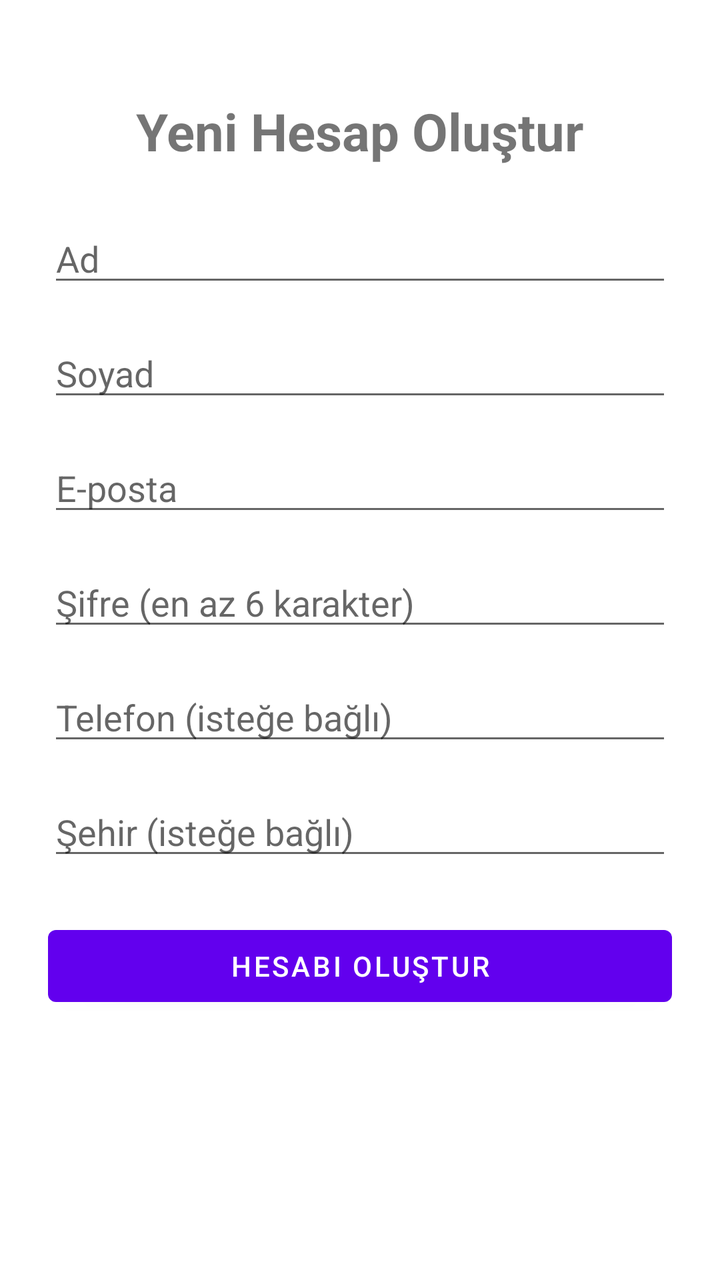
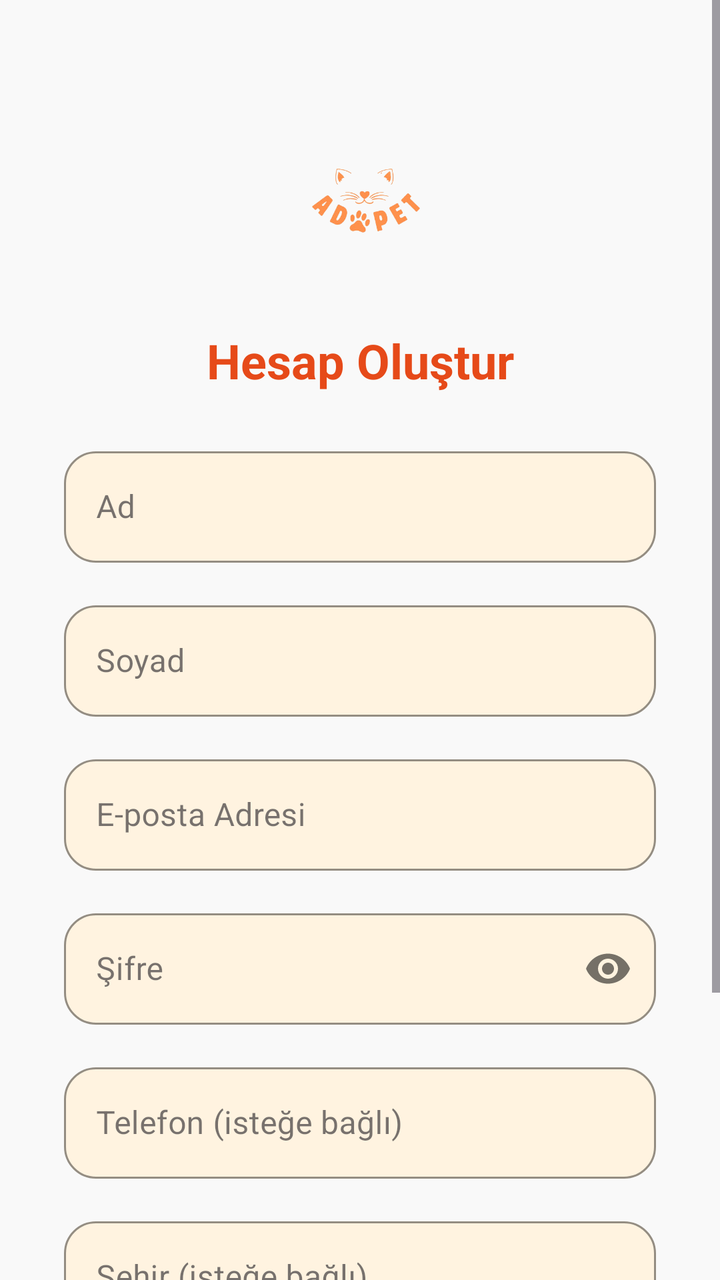

Compare the two renders of this Android layout. The source of the first and the diff that turns it into the second are given below.
<!-- AndroidManifest.xml: application theme Theme.Adopet -->
<!-- res/layout/activity_register.xml -->
<?xml version="1.0" encoding="utf-8"?>
<ScrollView xmlns:android="http://schemas.android.com/apk/res/android"
    xmlns:app="http://schemas.android.com/apk/res-auto"
    xmlns:tools="http://schemas.android.com/tools"
    android:layout_width="match_parent"
    android:layout_height="match_parent"
    tools:context=".RegisterActivity">

    <androidx.constraintlayout.widget.ConstraintLayout
        android:layout_width="match_parent"
        android:layout_height="wrap_content"
        android:padding="24dp">

        <TextView
            android:id="@+id/txtTitle"
            android:layout_width="wrap_content"
            android:layout_height="wrap_content"
            android:text="Yeni Hesap Oluştur"
            android:textSize="26sp"
            android:textStyle="bold"
            app:layout_constraintTop_toTopOf="parent"
            app:layout_constraintStart_toStartOf="parent"
            app:layout_constraintEnd_toEndOf="parent"
            android:layout_marginTop="24dp" />

        <EditText
            android:id="@+id/etName"
            android:layout_width="0dp"
            android:layout_height="wrap_content"
            android:hint="Ad"
            android:inputType="textPersonName"
            app:layout_constraintTop_toBottomOf="@+id/txtTitle"
            app:layout_constraintStart_toStartOf="parent"
            app:layout_constraintEnd_toEndOf="parent"
            android:layout_marginTop="24dp" />

        <EditText
            android:id="@+id/etSurname"
            android:layout_width="0dp"
            android:layout_height="wrap_content"
            android:hint="Soyad"
            android:inputType="textPersonName"
            app:layout_constraintTop_toBottomOf="@+id/etName"
            app:layout_constraintStart_toStartOf="parent"
            app:layout_constraintEnd_toEndOf="parent"
            android:layout_marginTop="16dp" />

        <EditText
            android:id="@+id/etEmail"
            android:layout_width="0dp"
            android:layout_height="wrap_content"
            android:hint="E-posta"
            android:inputType="textEmailAddress"
            app:layout_constraintTop_toBottomOf="@+id/etSurname"
            app:layout_constraintStart_toStartOf="parent"
            app:layout_constraintEnd_toEndOf="parent"
            android:layout_marginTop="16dp" />

        <EditText
            android:id="@+id/etPassword"
            android:layout_width="0dp"
            android:layout_height="wrap_content"
            android:hint="Şifre (en az 6 karakter)"
            android:inputType="textPassword"
            app:layout_constraintTop_toBottomOf="@+id/etEmail"
            app:layout_constraintStart_toStartOf="parent"
            app:layout_constraintEnd_toEndOf="parent"
            android:layout_marginTop="16dp" />
        
        <EditText
            android:id="@+id/etPhone"
            android:layout_width="0dp"
            android:layout_height="wrap_content"
            android:hint="Telefon (isteğe bağlı)"
            android:inputType="phone"
            app:layout_constraintTop_toBottomOf="@+id/etPassword"
            app:layout_constraintStart_toStartOf="parent"
            app:layout_constraintEnd_toEndOf="parent"
            android:layout_marginTop="16dp" />

        <EditText
            android:id="@+id/etCity"
            android:layout_width="0dp"
            android:layout_height="wrap_content"
            android:hint="Şehir (isteğe bağlı)"
            android:inputType="textCapWords"
            app:layout_constraintTop_toBottomOf="@+id/etPhone"
            app:layout_constraintStart_toStartOf="parent"
            app:layout_constraintEnd_toEndOf="parent"
            android:layout_marginTop="16dp" />

        <Button
            android:id="@+id/btnRegister"
            android:layout_width="0dp"
            android:layout_height="wrap_content"
            android:text="Hesabı Oluştur"
            app:layout_constraintTop_toBottomOf="@+id/etCity"
            app:layout_constraintStart_toStartOf="parent"
            app:layout_constraintEnd_toEndOf="parent"
            android:layout_marginTop="24dp" />

    </androidx.constraintlayout.widget.ConstraintLayout>
</ScrollView>
<!-- resources referenced by this layout -->
<resources>
  <style name="Theme.Adopet" parent="Theme.MaterialComponents.DayNight.DarkActionBar">
          
          <item name="colorPrimary">@color/purple_500</item>
          <item name="colorPrimaryVariant">@color/purple_700</item>
          <item name="colorOnPrimary">@color/white</item>
          
          <item name="colorSecondary">@color/teal_200</item>
          <item name="colorSecondaryVariant">@color/teal_700</item>
          <item name="colorOnSecondary">@color/black</item>
          
          <item name="android:statusBarColor">?attr/colorPrimaryVariant</item>
          
      </style>
  <color name="purple_500">#FF6200EE</color>
  <color name="purple_700">#FF3700B3</color>
  <color name="white">#FFFFFFFF</color>
  <color name="teal_200">#FF03DAC5</color>
  <color name="teal_700">#FF018786</color>
  <color name="black">#FF000000</color>
</resources>

<!-- the commit's change to res/layout/activity_register.xml (unified diff, before → after) -->
@@ -4,100 +4,232 @@
     xmlns:tools="http://schemas.android.com/tools"
     android:layout_width="match_parent"
     android:layout_height="match_parent"
+    android:background="#F9F9F9"
+    android:fillViewport="true"
     tools:context=".RegisterActivity">
 
     <androidx.constraintlayout.widget.ConstraintLayout
         android:layout_width="match_parent"
         android:layout_height="wrap_content"
-        android:padding="24dp">
+        android:paddingBottom="32dp">
+
+        <ImageView
+            android:id="@+id/imgLogo"
+            android:layout_width="100dp"
+            android:layout_height="wrap_content"
+            android:layout_marginTop="48dp"
+            android:adjustViewBounds="true"
+            android:src="@drawable/logo_adopet"
+            app:layout_constraintEnd_toEndOf="parent"
+            app:layout_constraintStart_toStartOf="parent"
+            app:layout_constraintTop_toTopOf="parent" />
 
         <TextView
-            android:id="@+id/txtTitle"
+            android:id="@+id/tvRegisterPrompt"
             android:layout_width="wrap_content"
             android:layout_height="wrap_content"
-            android:text="Yeni Hesap Oluştur"
-            android:textSize="26sp"
+            android:layout_marginTop="16dp"
+            android:text="Hesap Oluştur"
+            android:textColor="@color/yanRenk"
+            android:textSize="24sp"
             android:textStyle="bold"
-            app:layout_constraintTop_toTopOf="parent"
-            app:layout_constraintStart_toStartOf="parent"
-            app:layout_constraintEnd_toEndOf="parent"
-            android:layout_marginTop="24dp" />
-
-        <EditText
-            android:id="@+id/etName"
-            android:layout_width="0dp"
-            android:layout_height="wrap_content"
+            app:layout_constraintEnd_toEndOf="parent"
+            app:layout_constraintStart_toStartOf="parent"
+            app:layout_constraintTop_toBottomOf="@+id/imgLogo" />
+
+        <com.google.android.material.textfield.TextInputLayout
+            android:id="@+id/tilName"
+            style="@style/Widget.MaterialComponents.TextInputLayout.OutlinedBox"
+            android:layout_width="0dp"
+            android:layout_height="wrap_content"
+            android:layout_marginStart="32dp"
+            android:layout_marginTop="24dp"
+            android:layout_marginEnd="32dp"
             android:hint="Ad"
-            android:inputType="textPersonName"
-            app:layout_constraintTop_toBottomOf="@+id/txtTitle"
-            app:layout_constraintStart_toStartOf="parent"
-            app:layout_constraintEnd_toEndOf="parent"
-            android:layout_marginTop="24dp" />
-
-        <EditText
-            android:id="@+id/etSurname"
-            android:layout_width="0dp"
-            android:layout_height="wrap_content"
+            app:boxBackgroundColor="#FFF3E0"
+            app:boxCornerRadiusBottomEnd="16dp"
+            app:boxCornerRadiusBottomStart="16dp"
+            app:boxCornerRadiusTopEnd="16dp"
+            app:boxCornerRadiusTopStart="16dp"
+            app:boxStrokeColor="@color/yanRenk"
+            app:hintTextColor="@color/yanRenk"
+            app:layout_constraintEnd_toEndOf="parent"
+            app:layout_constraintStart_toStartOf="parent"
+            app:layout_constraintTop_toBottomOf="@+id/tvRegisterPrompt">
+
+            <com.google.android.material.textfield.TextInputEditText
+                android:id="@+id/etName"
+                android:layout_width="match_parent"
+                android:layout_height="wrap_content" />
+
+        </com.google.android.material.textfield.TextInputLayout>
+
+        <com.google.android.material.textfield.TextInputLayout
+            android:id="@+id/tilSurname"
+            style="@style/Widget.MaterialComponents.TextInputLayout.OutlinedBox"
+            android:layout_width="0dp"
+            android:layout_height="wrap_content"
+            android:layout_marginTop="16dp"
             android:hint="Soyad"
-            android:inputType="textPersonName"
-            app:layout_constraintTop_toBottomOf="@+id/etName"
-            app:layout_constraintStart_toStartOf="parent"
-            app:layout_constraintEnd_toEndOf="parent"
-            android:layout_marginTop="16dp" />
-
-        <EditText
-            android:id="@+id/etEmail"
-            android:layout_width="0dp"
-            android:layout_height="wrap_content"
-            android:hint="E-posta"
-            android:inputType="textEmailAddress"
-            app:layout_constraintTop_toBottomOf="@+id/etSurname"
-            app:layout_constraintStart_toStartOf="parent"
-            app:layout_constraintEnd_toEndOf="parent"
-            android:layout_marginTop="16dp" />
-
-        <EditText
-            android:id="@+id/etPassword"
-            android:layout_width="0dp"
-            android:layout_height="wrap_content"
-            android:hint="Şifre (en az 6 karakter)"
-            android:inputType="textPassword"
-            app:layout_constraintTop_toBottomOf="@+id/etEmail"
-            app:layout_constraintStart_toStartOf="parent"
-            app:layout_constraintEnd_toEndOf="parent"
-            android:layout_marginTop="16dp" />
+            app:boxBackgroundColor="#FFF3E0"
+            app:boxCornerRadiusBottomEnd="16dp"
+            app:boxCornerRadiusBottomStart="16dp"
+            app:boxCornerRadiusTopEnd="16dp"
+            app:boxCornerRadiusTopStart="16dp"
+            app:boxStrokeColor="@color/yanRenk"
+            app:hintTextColor="@color/yanRenk"
+            app:layout_constraintEnd_toEndOf="@+id/tilName"
+            app:layout_constraintStart_toStartOf="@+id/tilName"
+            app:layout_constraintTop_toBottomOf="@+id/tilName">
+
+            <com.google.android.material.textfield.TextInputEditText
+                android:id="@+id/etSurname"
+                android:layout_width="match_parent"
+                android:layout_height="wrap_content" />
+
+        </com.google.android.material.textfield.TextInputLayout>
         
-        <EditText
-            android:id="@+id/etPhone"
-            android:layout_width="0dp"
-            android:layout_height="wrap_content"
+        <com.google.android.material.textfield.TextInputLayout
+            android:id="@+id/tilEmail"
+            style="@style/Widget.MaterialComponents.TextInputLayout.OutlinedBox"
+            android:layout_width="0dp"
+            android:layout_height="wrap_content"
+            android:layout_marginTop="16dp"
+            android:hint="E-posta Adresi"
+            app:boxBackgroundColor="#FFF3E0"
+            app:boxCornerRadiusBottomEnd="16dp"
+            app:boxCornerRadiusBottomStart="16dp"
+            app:boxCornerRadiusTopEnd="16dp"
+            app:boxCornerRadiusTopStart="16dp"
+            app:boxStrokeColor="@color/yanRenk"
+            app:hintTextColor="@color/yanRenk"
+            app:layout_constraintEnd_toEndOf="@+id/tilSurname"
+            app:layout_constraintStart_toStartOf="@+id/tilSurname"
+            app:layout_constraintTop_toBottomOf="@+id/tilSurname">
+
+            <com.google.android.material.textfield.TextInputEditText
+                android:id="@+id/etEmail"
+                android:layout_width="match_parent"
+                android:layout_height="wrap_content" />
+
+        </com.google.android.material.textfield.TextInputLayout>
+
+        <com.google.android.material.textfield.TextInputLayout
+            android:id="@+id/tilPassword"
+            style="@style/Widget.MaterialComponents.TextInputLayout.OutlinedBox"
+            android:layout_width="0dp"
+            android:layout_height="wrap_content"
+            android:layout_marginTop="16dp"
+            android:hint="Şifre"
+            app:boxBackgroundColor="#FFF3E0"
+            app:boxCornerRadiusBottomEnd="16dp"
+            app:boxCornerRadiusBottomStart="16dp"
+            app:boxCornerRadiusTopEnd="16dp"
+            app:boxCornerRadiusTopStart="16dp"
+            app:boxStrokeColor="@color/yanRenk"
+            app:hintTextColor="@color/yanRenk"
+            app:layout_constraintEnd_toEndOf="@+id/tilEmail"
+            app:layout_constraintStart_toStartOf="@+id/tilEmail"
+            app:layout_constraintTop_toBottomOf="@+id/tilEmail"
+            app:passwordToggleEnabled="true">
+
+            <com.google.android.material.textfield.TextInputEditText
+                android:id="@+id/etPassword"
+                android:layout_width="match_parent"
+                android:layout_height="wrap_content"
+                android:inputType="textPassword" />
+
+        </com.google.android.material.textfield.TextInputLayout>
+
+        
+        <com.google.android.material.textfield.TextInputLayout
+            android:id="@+id/tilPhone"
+            style="@style/Widget.MaterialComponents.TextInputLayout.OutlinedBox"
+            android:layout_width="0dp"
+            android:layout_height="wrap_content"
+            android:layout_marginTop="16dp"
             android:hint="Telefon (isteğe bağlı)"
-            android:inputType="phone"
-            app:layout_constraintTop_toBottomOf="@+id/etPassword"
-            app:layout_constraintStart_toStartOf="parent"
-            app:layout_constraintEnd_toEndOf="parent"
-            android:layout_marginTop="16dp" />
-
-        <EditText
-            android:id="@+id/etCity"
-            android:layout_width="0dp"
-            android:layout_height="wrap_content"
+            app:boxBackgroundColor="#FFF3E0"
+            app:boxCornerRadiusBottomEnd="16dp"
+            app:boxCornerRadiusBottomStart="16dp"
+            app:boxCornerRadiusTopEnd="16dp"
+            app:boxCornerRadiusTopStart="16dp"
+            app:boxStrokeColor="@color/yanRenk"
+            app:hintTextColor="@color/yanRenk"
+            app:layout_constraintEnd_toEndOf="@+id/tilPassword"
+            app:layout_constraintStart_toStartOf="@+id/tilPassword"
+            app:layout_constraintTop_toBottomOf="@+id/tilPassword">
+
+            <com.google.android.material.textfield.TextInputEditText
+                android:id="@+id/etPhone"
+                android:layout_width="match_parent"
+                android:layout_height="wrap_content"
+                android:inputType="phone"/>
+
+        </com.google.android.material.textfield.TextInputLayout>
+
+        <com.google.android.material.textfield.TextInputLayout
+            android:id="@+id/tilCity"
+            style="@style/Widget.MaterialComponents.TextInputLayout.OutlinedBox"
+            android:layout_width="0dp"
+            android:layout_height="wrap_content"
+            android:layout_marginTop="16dp"
             android:hint="Şehir (isteğe bağlı)"
-            android:inputType="textCapWords"
-            app:layout_constraintTop_toBottomOf="@+id/etPhone"
-            app:layout_constraintStart_toStartOf="parent"
-            app:layout_constraintEnd_toEndOf="parent"
-            android:layout_marginTop="16dp" />
-
-        <Button
+            app:boxBackgroundColor="#FFF3E0"
+            app:boxCornerRadiusBottomEnd="16dp"
+            app:boxCornerRadiusBottomStart="16dp"
+            app:boxCornerRadiusTopEnd="16dp"
+            app:boxCornerRadiusTopStart="16dp"
+            app:boxStrokeColor="@color/yanRenk"
+            app:hintTextColor="@color/yanRenk"
+            app:layout_constraintEnd_toEndOf="@+id/tilPhone"
+            app:layout_constraintStart_toStartOf="@+id/tilPhone"
+            app:layout_constraintTop_toBottomOf="@+id/tilPhone">
+
+            <com.google.android.material.textfield.TextInputEditText
+                android:id="@+id/etCity"
+                android:layout_width="match_parent"
+                android:layout_height="wrap_content"
+                android:inputType="textCapWords"/>
+
+        </com.google.android.material.textfield.TextInputLayout>
+
+        <com.google.android.material.button.MaterialButton
             android:id="@+id/btnRegister"
             android:layout_width="0dp"
-            android:layout_height="wrap_content"
-            android:text="Hesabı Oluştur"
-            app:layout_constraintTop_toBottomOf="@+id/etCity"
-            app:layout_constraintStart_toStartOf="parent"
-            app:layout_constraintEnd_toEndOf="parent"
-            android:layout_marginTop="24dp" />
+            android:layout_height="60dp"
+            android:layout_marginTop="32dp"
+            android:text="HESAP OLUŞTUR"
+            android:backgroundTint="@color/yanRenk"
+            app:cornerRadius="16dp"
+            app:layout_constraintEnd_toEndOf="@+id/tilCity"
+            app:layout_constraintStart_toStartOf="@+id/tilCity"
+            app:layout_constraintTop_toBottomOf="@+id/tilCity" />
+
+        <LinearLayout
+            android:id="@+id/llLogin"
+            android:layout_width="wrap_content"
+            android:layout_height="wrap_content"
+            android:layout_marginTop="16dp"
+            android:orientation="horizontal"
+            app:layout_constraintEnd_toEndOf="parent"
+            app:layout_constraintStart_toStartOf="parent"
+            app:layout_constraintTop_toBottomOf="@+id/btnRegister">
+
+            <TextView
+                android:layout_width="wrap_content"
+                android:layout_height="wrap_content"
+                android:text="Zaten hesabın var mı? "
+                android:textColor="#757575" />
+
+            <TextView
+                android:id="@+id/btnGoLogin"
+                android:layout_width="wrap_content"
+                android:layout_height="wrap_content"
+                android:text="Giriş yap"
+                android:textColor="@color/yanRenk"
+                android:textStyle="bold" />
+        </LinearLayout>
 
     </androidx.constraintlayout.widget.ConstraintLayout>
 </ScrollView>
<!-- resource entries referenced after the edit -->
@@ -1,9 +1,11 @@
 <!-- resources referenced by this layout -->
 <resources>
-  <style name="Theme.Adopet" parent="Theme.MaterialComponents.DayNight.DarkActionBar">
+  <color name="yanRenk">#E64A19</color>
+  <!-- drawable logo_adopet: png bitmap (drawable, 43453 bytes) -->
+  <style name="Theme.Adopet" parent="Theme.Material3.DayNight.NoActionBar">
           
-          <item name="colorPrimary">@color/purple_500</item>
-          <item name="colorPrimaryVariant">@color/purple_700</item>
+          <item name="colorPrimary">@color/anaRenk</item>
+          <item name="colorPrimaryVariant">@color/yanRenk</item>
           <item name="colorOnPrimary">@color/white</item>
           
           <item name="colorSecondary">@color/teal_200</item>
@@ -11,10 +13,8 @@
           <item name="colorOnSecondary">@color/black</item>
           
           <item name="android:statusBarColor">?attr/colorPrimaryVariant</item>
-          
       </style>
-  <color name="purple_500">#FF6200EE</color>
-  <color name="purple_700">#FF3700B3</color>
+  <color name="anaRenk">#FF8D6D</color>
   <color name="white">#FFFFFFFF</color>
   <color name="teal_200">#FF03DAC5</color>
   <color name="teal_700">#FF018786</color>
